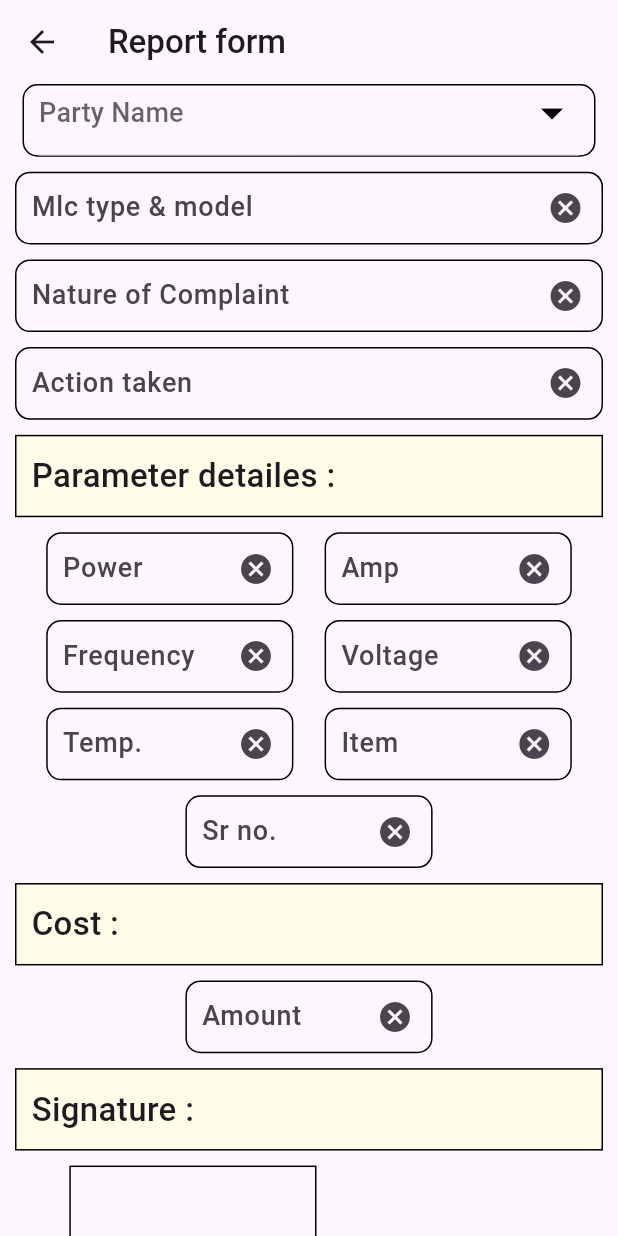
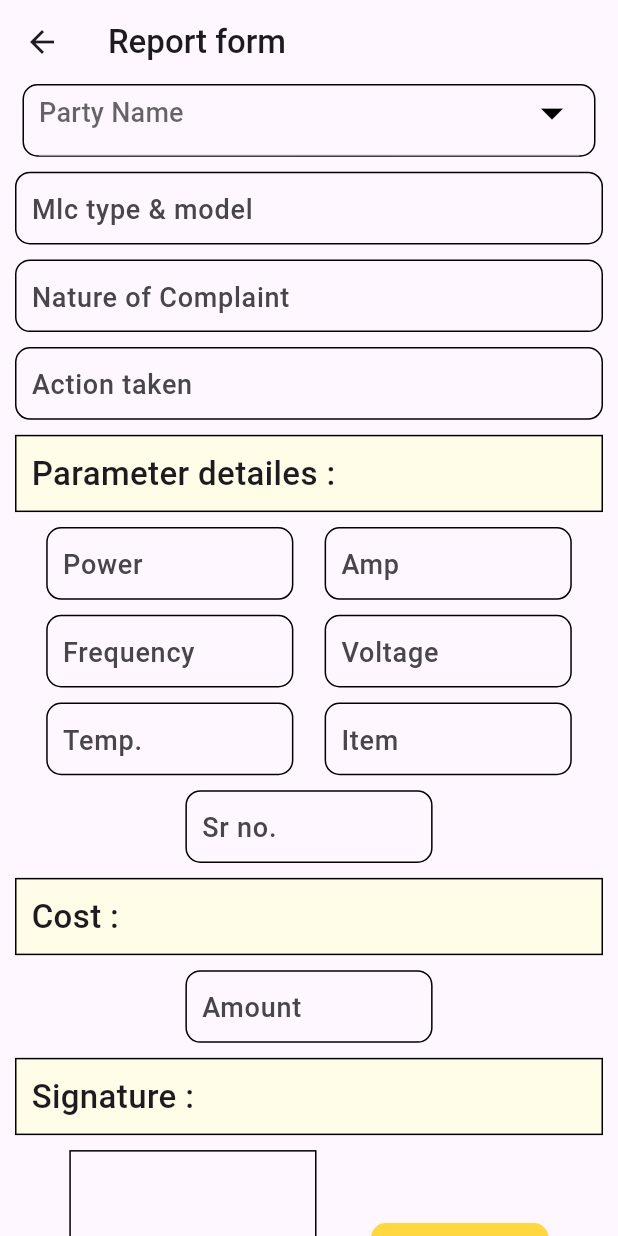
Before and after one commit to umangk007/ticket_resolver_system, a Flutter app: the HomePage screen opened directly, after a tap on "Start", on a phone screen of 412 x 824 dp. Run offline on Flutter 3.47's test engine with Material 2 defaults, Android fonts, the phone set to English and light mode, and no system bars; our stand-ins replace signature.

Commit message:
report form controller added

```diff
--- a/lib/screens/homepage_screen.dart
+++ b/lib/screens/homepage_screen.dart
@@ -111,14 +111,21 @@ class _HomePageState extends State<HomePage> {
               ),
             ),
             SizedBox(height: screenHeight(context, dividedBy: 20),),
-            Align(
-              alignment: Alignment.center,
-              child: ElevatedButton(
-                onPressed: (){
-                  Navigator.push(context, MaterialPageRoute(builder: (context) => const ReportFormScreen(),));
-                },
-                style: ButtonStyle(backgroundColor: MaterialStateProperty.all(const Color.fromARGB(255, 0, 191, 208))),
-                child: const Text("Start", style: TextStyle(color: Colors.black, fontSize: 20, fontWeight: FontWeight.w500)),
+            GestureDetector(
+              onTap: () {
+                Navigator.push(context, MaterialPageRoute(builder: (context) => const ReportFormScreen(),));
+              },
+              child: Container(
+                height: screenHeight(context, dividedBy: 17),
+                width: screenWidth(context, dividedBy: 3.5),
+                alignment: Alignment.center,
+                decoration: BoxDecoration(
+                    borderRadius: BorderRadius.circular(30),
+                    border: Border.all(),
+                    color: const Color.fromARGB(255, 0, 191, 208)),
+                child: const Text("Start",
+                    style: TextStyle(
+                        fontSize: 20, fontWeight: FontWeight.w500)),
               ),
             ),
           ],
--- a/lib/screens/login_screen.dart
+++ b/lib/screens/login_screen.dart
@@ -120,7 +120,7 @@ class _LoginScreenState extends State<LoginScreen> {
                           Navigator.push(context, MaterialPageRoute(builder: (context) => const ResetPasswordScreen(),));
                         },
                         child: Container(
-                          height: screenHeight(context, dividedBy: 15),
+                          height: screenHeight(context, dividedBy: 17),
                           width: screenWidth(context, dividedBy: 3.5),
                           alignment: Alignment.center,
                           decoration: BoxDecoration(
--- a/lib/screens/report_form_screen.dart
+++ b/lib/screens/report_form_screen.dart
@@ -24,7 +24,19 @@ class _ReportFormScreenState extends State<ReportFormScreen> {
   String? value;
   Uint8List? sign;
   bool showSignaturepad = false;
+  final formkey = GlobalKey<FormState>();
   late SignatureController signController;
+  TextEditingController amp = TextEditingController();
+  TextEditingController frqn = TextEditingController();
+  TextEditingController temp = TextEditingController();
+  TextEditingController item = TextEditingController();
+  TextEditingController srno = TextEditingController();
+  TextEditingController power = TextEditingController();
+  TextEditingController amount = TextEditingController();
+  TextEditingController voltage = TextEditingController();
+  TextEditingController mlcController = TextEditingController();
+  TextEditingController actionController = TextEditingController();
+  TextEditingController complaintController = TextEditingController();
 
   @override
   void initState() {
@@ -47,7 +59,9 @@ class _ReportFormScreenState extends State<ReportFormScreen> {
           margin: const EdgeInsets.only(left: 10, right: 10),
           child: Stack(
             children: [
-              Column(
+              Form(
+                key: formkey,
+                child: Column(
                 children: [
                   Container(
                     margin: const EdgeInsets.only(left: 5, right: 5),
@@ -74,9 +88,9 @@ class _ReportFormScreenState extends State<ReportFormScreen> {
                       }),
                     ),
                   ),
-                CommenTextfield(hintText: "Mlc type & model"),
-                CommenTextfield(hintText: "Nature of Complaint"),
-                CommenTextfield(hintText: "Action taken"),
+                  CommenTextfield(hintText: "Mlc type & model", controller: mlcController),
+                  CommenTextfield(hintText: "Nature of Complaint", controller: complaintController,),
+                  CommenTextfield(hintText: "Action taken", controller: actionController,),
                   const SizedBox(
                     height: 10,
                   ),
@@ -86,8 +100,9 @@ class _ReportFormScreenState extends State<ReportFormScreen> {
                     children: [
                       CommenSmallTextfield(
                         hintText: 'Power',
+                        controller: power,
                       ),
-                    CommenSmallTextfield(hintText: "Amp"),
+                      CommenSmallTextfield(hintText: "Amp", controller: amp),
                     ],
                   ),
                   Row(
@@ -95,8 +110,9 @@ class _ReportFormScreenState extends State<ReportFormScreen> {
                     children: [
                       CommenSmallTextfield(
                         hintText: 'Frequency',
+                        controller: frqn,
                       ),
-                    CommenSmallTextfield(hintText: "Voltage"),
+                      CommenSmallTextfield(hintText: "Voltage", controller: voltage),
                     ],
                   ),
                   Row(
@@ -104,14 +120,16 @@ class _ReportFormScreenState extends State<ReportFormScreen> {
                     children: [
                       CommenSmallTextfield(
                         hintText: 'Temp.',
+                        controller: temp,
                       ),
-                    CommenSmallTextfield(hintText: "Item"),
+                      CommenSmallTextfield(hintText: "Item", controller: item),
                     ],
                   ),
                   Align(
                     alignment: Alignment.center,
                     child: CommenSmallTextfield(
                       hintText: 'Sr no.',
+                      controller: srno,
                     ),
                   ),
                   const SizedBox(
@@ -122,6 +140,7 @@ class _ReportFormScreenState extends State<ReportFormScreen> {
                     alignment: Alignment.center,
                     child: CommenSmallTextfield(
                       hintText: 'Amount',
+                      controller: amount,
                     ),
                   ),
                   const SizedBox(
@@ -170,6 +189,7 @@ class _ReportFormScreenState extends State<ReportFormScreen> {
                   )
                 ],
             ),
+              ),
              showSignaturepad ? Positioned(
                 left: 0,
                   right: 0,
@@ -186,6 +206,7 @@ class _ReportFormScreenState extends State<ReportFormScreen> {
                               backgroundColor: Colors.yellow.shade100
                           ),
                         ),
+                        const Divider(height: 0,color: Colors.black,),
                         Row(
                           mainAxisAlignment: MainAxisAlignment.spaceEvenly,
                           children: [
@@ -203,7 +224,8 @@ class _ReportFormScreenState extends State<ReportFormScreen> {
                                   });;
                                 }
                             }, icon: const Icon(Icons.check_sharp, size: 32,)),
-                            IconButton(onPressed: () {
+                            IconButton(
+                                onPressed: () {
                               setState(() {
                                 if (signController.isEmpty) {
                                   setState(() {
@@ -248,4 +270,5 @@ class _ReportFormScreenState extends State<ReportFormScreen> {
     return signature;
   }
 
+
 }
--- a/lib/widgets/constant.dart
+++ b/lib/widgets/constant.dart
@@ -17,7 +17,7 @@ class BigText extends StatelessWidget {
       padding: const EdgeInsets.only(left: 10),
       alignment: Alignment.centerLeft,
       width: screenWidth(context),
-      height: screenHeight(context, dividedBy: 15),
+      height: screenHeight(context, dividedBy: 16),
       decoration: BoxDecoration(border: Border.all(),color: Colors.yellow.shade50,),
       child: Text(text, style: const TextStyle(fontWeight: FontWeight.w500, fontSize: 22)),
     );
@@ -61,14 +61,51 @@ class DiscriptiveText extends StatelessWidget {
   }
 }
 
-class CommenTextfield extends StatelessWidget {
+class CommenTextfield extends StatefulWidget {
 
   String hintText;
+  TextEditingController controller;
 
    CommenTextfield({
     super.key,
-    required this.hintText
+    required this.hintText,
+     required this.controller
   });
+
+  @override
+  State<CommenTextfield> createState() => _CommenTextfieldState();
+}
+
+class _CommenTextfieldState extends State<CommenTextfield> {
+
+  bool usernameEmpty = true;
+
+  @override
+  void initState() {
+    super.initState();
+    widget.controller.addListener(() {
+      usernameFieldCheck();
+    });
+  }
+
+  usernameFieldCheck() {
+    if (widget.controller.text.isEmpty) {
+      setState(() {
+        usernameEmpty = true;
+      });
+    } else {
+      setState(() {
+        usernameEmpty = false;
+      });
+    }
+  }
+
+  @override
+  void dispose() {
+    widget.controller.dispose();
+    super.dispose();
+  }
+
 
   @override
   Widget build(BuildContext context) {
@@ -78,13 +115,18 @@ class CommenTextfield extends StatelessWidget {
       height: screenHeight(context, dividedBy: 17),width: screenWidth(context),
       decoration: BoxDecoration(border: Border.all(), borderRadius: BorderRadius.circular(10)),
       child: TextFormField(
+        controller: widget.controller,
         decoration: InputDecoration(
           border: InputBorder.none,
-          hintText: hintText,
+          hintText: widget.hintText,
           alignLabelWithHint: true,
           hintStyle: const TextStyle(fontSize: 18, fontWeight: FontWeight.w500),
-          suffixIcon: IconButton(
-              onPressed: () {},
+          suffixIcon: (usernameEmpty) ? null : IconButton(
+              onPressed: () {
+                setState(() {
+                  widget.controller.clear();
+                });
+              },
               icon: const Icon(Icons.cancel_sharp)),
         ),
       ),
@@ -92,14 +134,50 @@ class CommenTextfield extends StatelessWidget {
   }
 }
 
-class CommenSmallTextfield extends StatelessWidget {
+class CommenSmallTextfield extends StatefulWidget {
 
   String hintText;
+  TextEditingController controller;
 
    CommenSmallTextfield({
     super.key,
-     required this.hintText
+     required this.hintText,
+     required this.controller
   });
+
+  @override
+  State<CommenSmallTextfield> createState() => _CommenSmallTextfieldState();
+}
+
+class _CommenSmallTextfieldState extends State<CommenSmallTextfield> {
+
+  bool usernameEmpty = true;
+
+  @override
+  void initState() {
+    super.initState();
+    widget.controller.addListener(() {
+      usernameFieldCheck();
+    });
+  }
+
+  usernameFieldCheck() {
+    if (widget.controller.text.isEmpty) {
+      setState(() {
+        usernameEmpty = true;
+      });
+    } else {
+      setState(() {
+        usernameEmpty = false;
+      });
+    }
+  }
+
+  @override
+  void dispose() {
+    widget.controller.dispose();
+    super.dispose();
+  }
 
   @override
   Widget build(BuildContext context) {
@@ -114,16 +192,21 @@ class CommenSmallTextfield extends StatelessWidget {
           border: Border.all(),
           borderRadius: BorderRadius.circular(10)),
       child: TextFormField(
+        controller: widget.controller,
         decoration: InputDecoration(
           border: InputBorder.none,
-          hintText: hintText,
+          hintText: widget.hintText,
           alignLabelWithHint: true,
           hintStyle: const TextStyle(
               fontSize: 18, fontWeight: FontWeight.w500),
-          suffixIcon: IconButton(
-              onPressed: () {},
+          suffixIcon: (usernameEmpty) ? null : IconButton(
+              onPressed: () {
+
+                  widget.controller.clear();
+              },
               icon: const Icon(Icons.cancel_sharp)),
         ),
+        keyboardType: TextInputType.number,
       ),
     );
   }
```
Also changed, not shown: lib/screens/reset_password_screen.dart (+13 -5 lines). Lines whose indentation alone changed are shown as unchanged.
